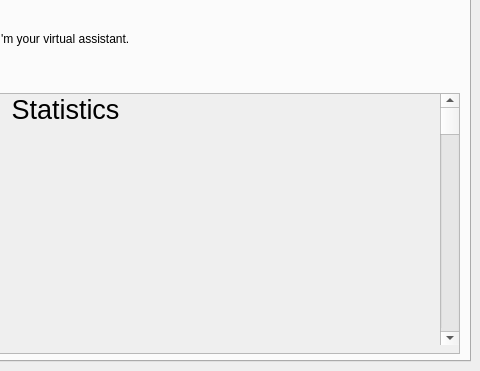
Above: UI/MainWindow.ui from ashwinpilgaonkar/Flick before the change; both pictures show x 362 to 842 and y 232 to 603 of the 842 by 603 pixel window. Below: the same form after it.
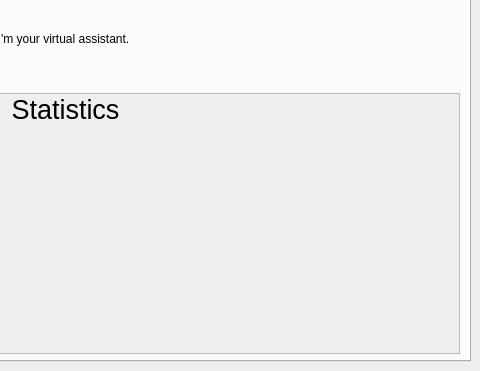
That is the form after the change.

What changed in the file:
```diff
--- a/UI/MainWindow.ui
+++ b/UI/MainWindow.ui
@@ -463,22 +463,6 @@
            <set>Qt::AlignCenter</set>
           </property>
          </widget>
-         <widget class="QScrollBar" name="verticalScrollBar">
-          <property name="geometry">
-           <rect>
-            <x>780</x>
-            <y>0</y>
-            <width>20</width>
-            <height>251</height>
-           </rect>
-          </property>
-          <property name="tracking">
-           <bool>true</bool>
-          </property>
-          <property name="orientation">
-           <enum>Qt::Vertical</enum>
-          </property>
-         </widget>
          <widget class="QLabel" name="label_11">
           <property name="geometry">
            <rect>
```
